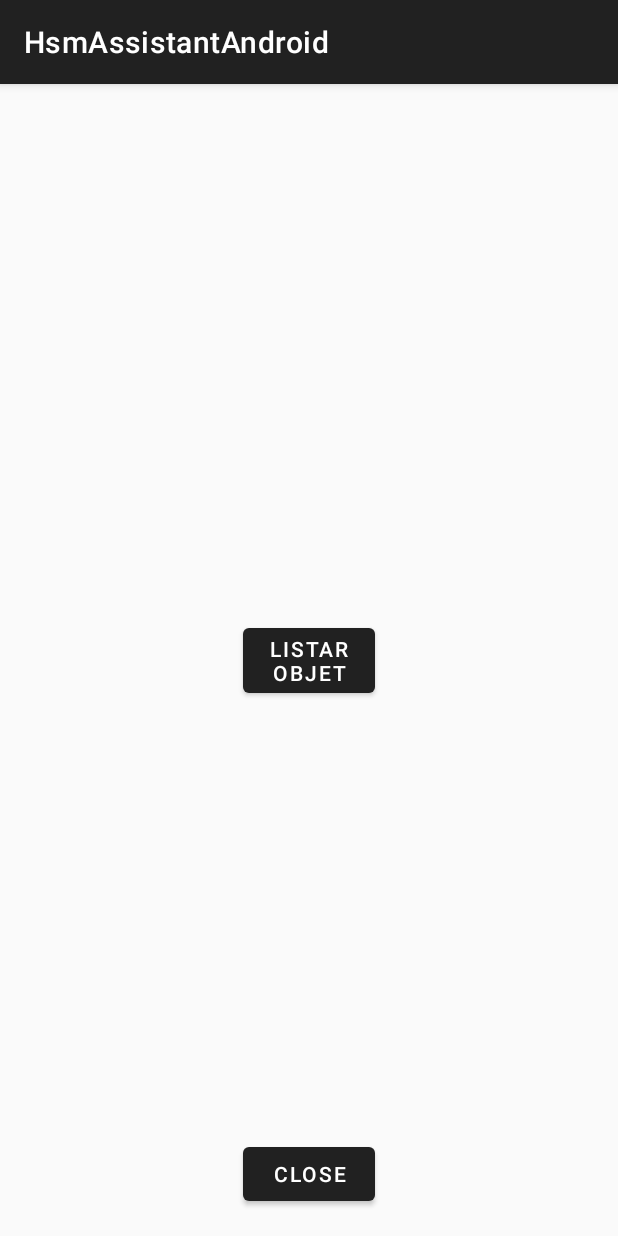
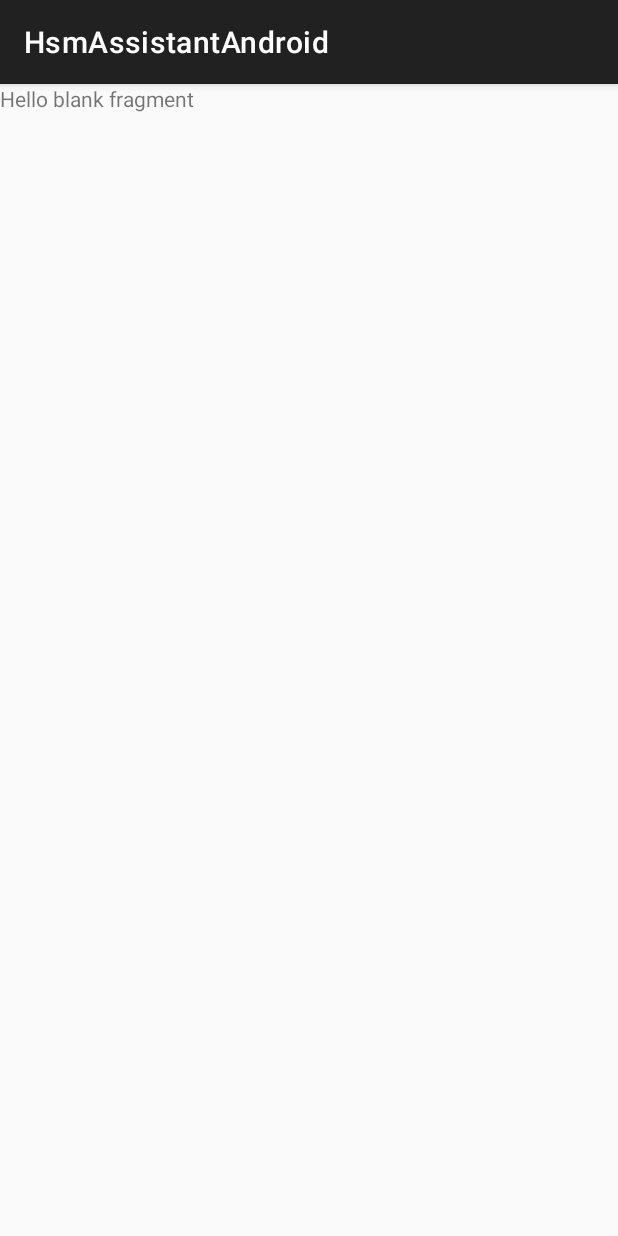
Before and after one commit to williamsimiao/hsmAssistantAndroid, an Android app: the SecondActivity screen opened directly, with no data from a screen before it, on a phone screen of 412 x 824 dp. Run offline under Robolectric (Android 15) with nearby library versions, the phone set to English and light mode, and no system bars.

Commit message:
using fragments

```diff
--- a/app/build.gradle
+++ b/app/build.gradle
@@ -34,6 +34,7 @@ dependencies {
     implementation 'androidx.recyclerview:recyclerview:1.0.0'
     implementation 'com.google.android.material:material:1.1.0-alpha06'
 
+    implementation 'androidx.legacy:legacy-support-v4:1.0.0'
     testImplementation 'junit:junit:4.12'
     androidTestImplementation 'androidx.test:runner:1.1.0'
     androidTestImplementation 'androidx.test.espresso:espresso-core:3.1.0'
--- a/app/src/main/java/com/example/hsmassistantandroid/activities/ui/SecondActivity.kt
+++ b/app/src/main/java/com/example/hsmassistantandroid/activities/ui/SecondActivity.kt
@@ -2,6 +2,7 @@ package com.example.hsmassistantandroid.activities.ui
 
 import android.content.Intent
 import androidx.appcompat.app.AppCompatActivity
+import androidx.fragment.app.Fragment
 import android.os.Bundle
 import androidx.appcompat.app.AlertDialog
 import android.util.Log
@@ -22,52 +23,50 @@ class SecondActivity : AppCompatActivity() {
 
     override fun onCreate(savedInstanceState: Bundle?) {
         super.onCreate(savedInstanceState)
-        setContentView(R.layout.activity_second)
-        tokenString = intent.getStringExtra("TOKEN")
-        tokenTextView.text = tokenString
+        setContentView(R.layout.fragment_painel)
 
-        listObjsButton.setOnClickListener {
-            val context = baseContext
-            val callbackList = object : Callback<ResponseBody2> {
-                override fun onFailure(call: Call<ResponseBody2>?, t: Throwable?) {
-                    Log.e("SecondsActivity", "Problem calling the API", t)
-                }
-
-                override fun onResponse(call: Call<ResponseBody2>?, response: Response<ResponseBody2>?) {
-                    response?.isSuccessful.let {
-                        Log.e("SecondActivity", "Deu certo "+tokenString)
-                        val intent = Intent(context, ObjetosListActivity::class.java)
-                        val objetosStringList = response?.body()?.obj
-                        intent.putExtra("LIST", objetosStringList?.toTypedArray())
-                        startActivity(intent)
-                    }
-                }
-            }
-            networkManager.runListObjetcs(tokenString!!, callbackList)
-        }
-        closeButton.setOnClickListener {
-            val context = baseContext
-            val callbackClose = object : Callback<ResponseBody1> {
-                override fun onFailure(call: Call<ResponseBody1>?, t: Throwable?) {
-                    Log.e("SecondActivity", "Problem calling the API", t)
-                }
-
-                override fun onResponse(call: Call<ResponseBody1>?, response: Response<ResponseBody1>?) {
-                    response?.isSuccessful.let {
-
-                        AlertDialog.Builder(context).setTitle("Sessão encerrada")
-                            .setMessage("Sessão encerrada com sucesso")
-                            .setPositiveButton(android.R.string.ok) { dialogInterface, i ->
-
-                            }
-
-                        Log.e("SecondActivity", "Deu certo ")
-                        val intent = Intent(context, MainActivity::class.java)
-                        startActivity(intent)
-                    }
-                }
-            }
-            networkManager.runClose(tokenString!!, callbackClose)
-        }
+//        listObjsButton.setOnClickListener {
+//            val context = baseContext
+//            val callbackList = object : Callback<ResponseBody2> {
+//                override fun onFailure(call: Call<ResponseBody2>?, t: Throwable?) {
+//                    Log.e("SecondsActivity", "Problem calling the API", t)
+//                }
+//
+//                override fun onResponse(call: Call<ResponseBody2>?, response: Response<ResponseBody2>?) {
+//                    response?.isSuccessful.let {
+//                        Log.e("SecondActivity", "Deu certo "+tokenString)
+//                        val intent = Intent(context, ObjetosListActivity::class.java)
+//                        val objetosStringList = response?.body()?.obj
+//                        intent.putExtra("LIST", objetosStringList?.toTypedArray())
+//                        startActivity(intent)
+//                    }
+//                }
+//            }
+//            networkManager.runListObjetcs(tokenString!!, callbackList)
+//        }
+//        closeButton.setOnClickListener {
+//            val context = baseContext
+//            val callbackClose = object : Callback<ResponseBody1> {
+//                override fun onFailure(call: Call<ResponseBody1>?, t: Throwable?) {
+//                    Log.e("SecondActivity", "Problem calling the API", t)
+//                }
+//
+//                override fun onResponse(call: Call<ResponseBody1>?, response: Response<ResponseBody1>?) {
+//                    response?.isSuccessful.let {
+//
+//                        AlertDialog.Builder(context).setTitle("Sessão encerrada")
+//                            .setMessage("Sessão encerrada com sucesso")
+//                            .setPositiveButton(android.R.string.ok) { dialogInterface, i ->
+//
+//                            }
+//
+//                        Log.e("SecondActivity", "Deu certo ")
+//                        val intent = Intent(context, MainActivity::class.java)
+//                        startActivity(intent)
+//                    }
+//                }
+//            }
+//            networkManager.runClose(tokenString!!, callbackClose)
+//        }
     }
 }
--- /dev/null
+++ b/app/src/main/res/layout/fragment_painel.xml
@@ -0,0 +1,14 @@
+<?xml version="1.0" encoding="utf-8"?>
+<FrameLayout xmlns:android="http://schemas.android.com/apk/res/android"
+             xmlns:tools="http://schemas.android.com/tools"
+             android:layout_width="match_parent"
+             android:layout_height="match_parent"
+             tools:context=".activities.ui.PainelFragment">
+
+    <!-- TODO: Update blank fragment layout -->
+    <TextView
+            android:layout_width="match_parent"
+            android:layout_height="match_parent"
+            android:text="@string/hello_blank_fragment"/>
+
+</FrameLayout>
--- a/app/src/main/res/values/strings.xml
+++ b/app/src/main/res/values/strings.xml
@@ -2,5 +2,9 @@
     <string name="app_name">HsmAssistantAndroid</string>
     <string name="user_textfield_label">Usuário</string>
     <string name="password_textfield_label">Usuário</string>
+    <string name="shr_logo_content_description">"Logo Dinamo"</string>
+
+    <!-- TODO: Remove or change this placeholder text -->
+    <string name="hello_blank_fragment">Hello blank fragment</string>
 
 </resources>
```
Also changed, not shown: app/src/main/java/com/example/hsmassistantandroid/activities/ui/PainelFragment.kt (added, +149 -0 lines), app/src/main/res/layout/activity_main.xml (+14 -1 lines), app/src/main/res/drawable/dinamo_logo.jpeg (added).
